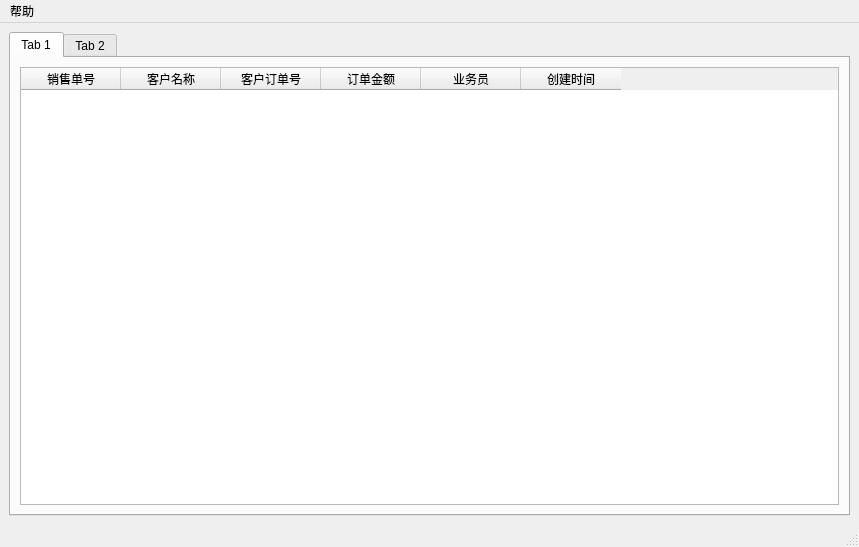
First picture: the form in ui/home.ui, repository izerui/scanrun, before the edit.
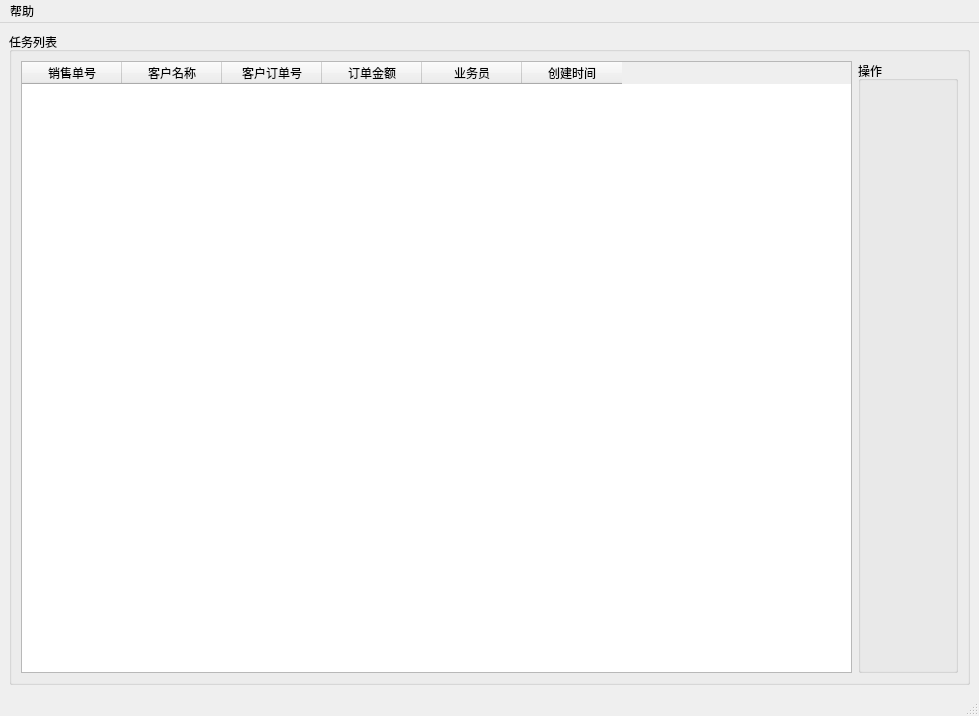
Second picture: the form after the edit. Icons and pictures are not drawn.

The edit to the form file:
```diff
--- a/ui/home.ui
+++ b/ui/home.ui
@@ -6,8 +6,8 @@
    <rect>
     <x>0</x>
     <y>0</y>
-    <width>859</width>
-    <height>547</height>
+    <width>979</width>
+    <height>716</height>
    </rect>
   </property>
   <property name="windowTitle">
@@ -15,15 +15,11 @@
   </property>
   <widget class="QWidget" name="centralwidget">
    <layout class="QGridLayout" name="gridLayout">
-    <item row="0" column="0">
-     <widget class="QTabWidget" name="tabWidget">
-      <property name="currentIndex">
-       <number>0</number>
+    <item row="1" column="0">
+     <widget class="QGroupBox" name="groupBox">
+      <property name="title">
+       <string>任务列表</string>
       </property>
-      <widget class="QWidget" name="tab_3">
-       <attribute name="title">
-        <string>Tab 1</string>
-       </attribute>
        <layout class="QGridLayout" name="gridLayout_2">
         <item row="0" column="0">
          <widget class="QTableWidget" name="tableWidget">
@@ -59,13 +55,20 @@
           </column>
          </widget>
         </item>
-       </layout>
-      </widget>
-      <widget class="QWidget" name="tab_4">
-       <attribute name="title">
-        <string>Tab 2</string>
-       </attribute>
-      </widget>
+       <item row="0" column="1">
+        <widget class="QGroupBox" name="groupBox_2">
+         <property name="minimumSize">
+          <size>
+           <width>100</width>
+           <height>0</height>
+          </size>
+         </property>
+         <property name="title">
+          <string>操作</string>
+         </property>
+        </widget>
+       </item>
+      </layout>
      </widget>
     </item>
    </layout>
@@ -75,7 +78,7 @@
     <rect>
      <x>0</x>
      <y>0</y>
-     <width>859</width>
+     <width>979</width>
      <height>24</height>
     </rect>
    </property>
```
Lines whose indentation alone changed are shown as unchanged.
